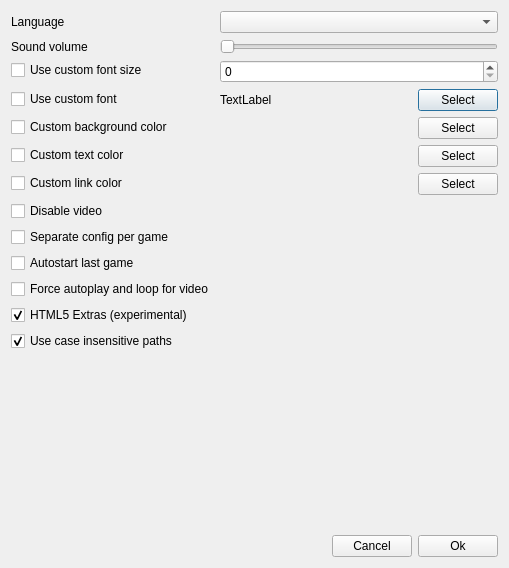
Before: the Qt Designer form src/dialogs/optionsdialog.ui in yetanotherqubick/Qqsp, drawn with Qt 5.
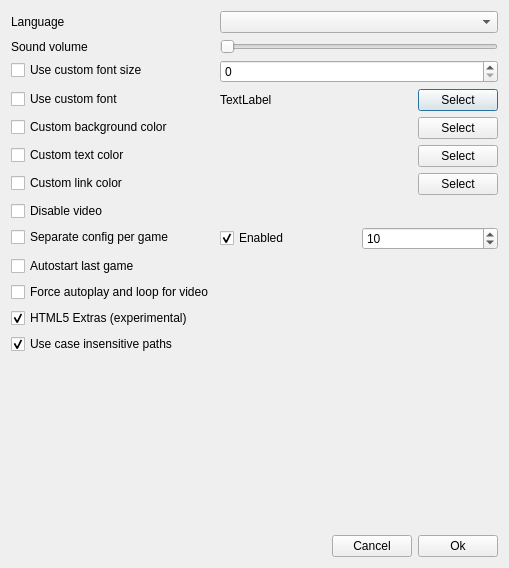
After: the same form once the commit is applied.

Commit message:
Expose rollback depth in Options; RollbackManager disabled mode (depth 0)
Options gains a rollback depth row (0 = off) wired through
Get/SetRollbackDepth. RollbackManager gains a disabled mode:
setMaxSnapshots(0) clears history and captureSnapshot becomes a no-op;
step back/forward disable on empty history. Depth persists via the
application/rollbackDepth settings key.

```diff
--- a/src/dialogs/optionsdialog.ui
+++ b/src/dialogs/optionsdialog.ui
@@ -266,6 +266,33 @@
        </property>
       </widget>
      </item>
+     <item row="8" column="1">
+      <layout class="QHBoxLayout" name="horizontalLayout_rollback">
+       <item>
+        <widget class="QCheckBox" name="checkBox_rollback">
+         <property name="text">
+          <string>Enabled</string>
+         </property>
+         <property name="checked">
+          <bool>true</bool>
+         </property>
+        </widget>
+       </item>
+       <item>
+        <widget class="QSpinBox" name="spinBox_rollbackDepth">
+         <property name="minimum">
+          <number>1</number>
+         </property>
+         <property name="maximum">
+          <number>99</number>
+         </property>
+         <property name="value">
+          <number>10</number>
+         </property>
+        </widget>
+       </item>
+      </layout>
+     </item>
      <item row="1" column="0">
       <widget class="QLabel" name="label_volume">
        <property name="text">
```
The commit also changes 6 other files.
